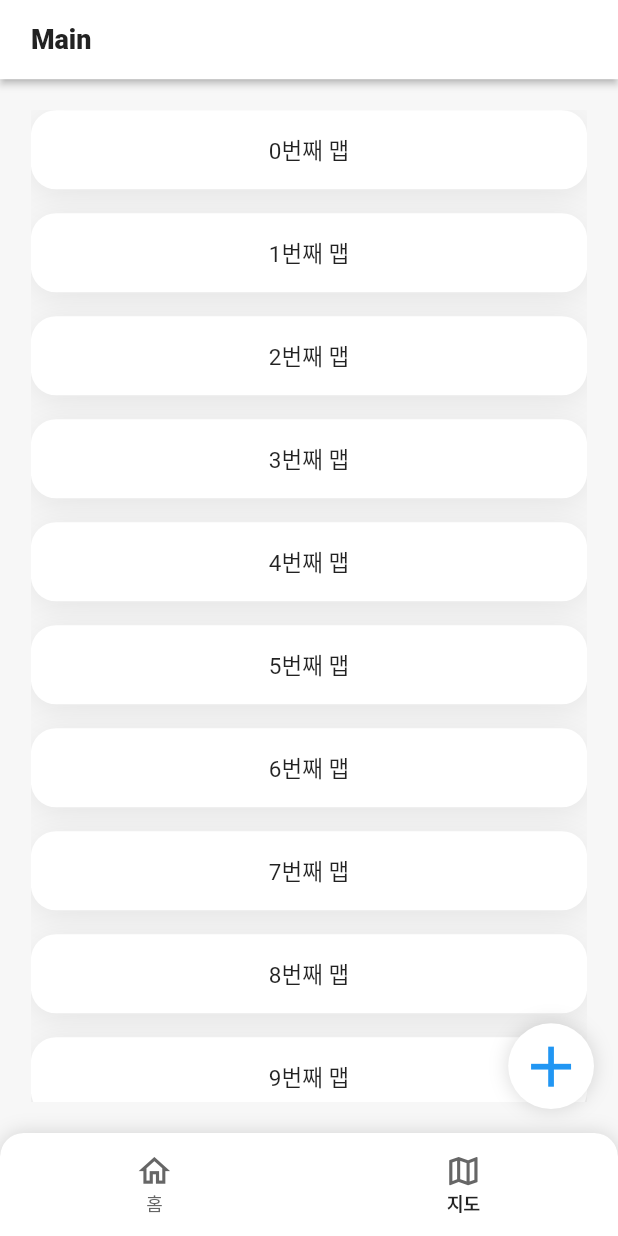
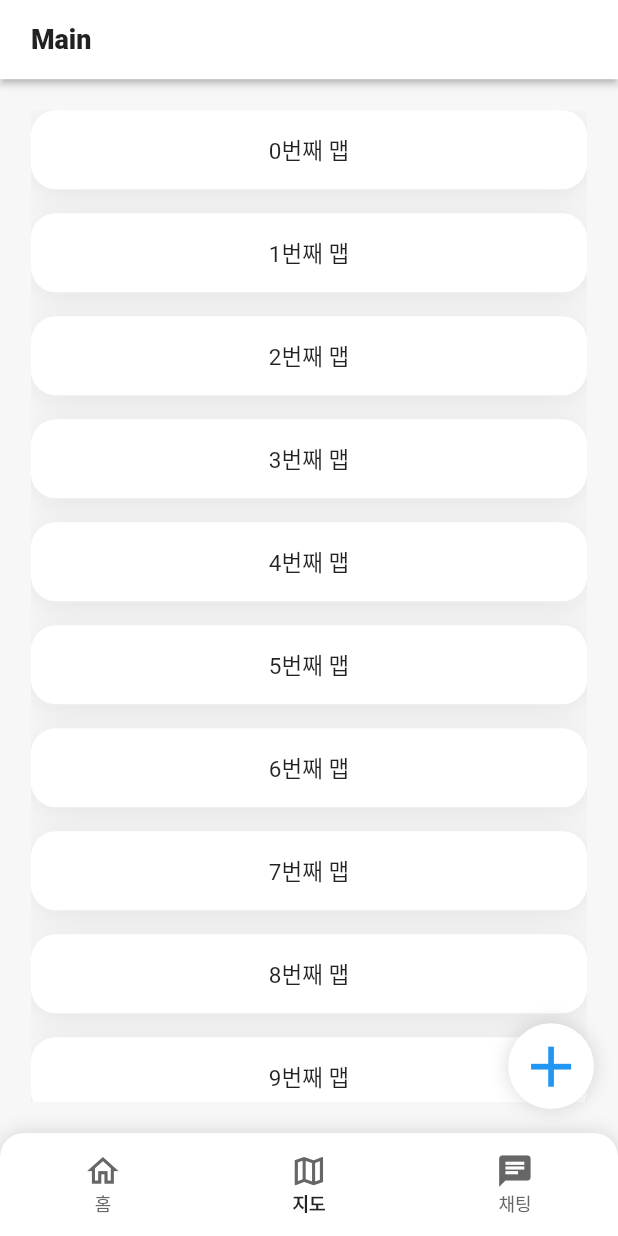
Before and after one commit to jungwoo-0530/meet, a Flutter app: the screen it shows after launch, item 2 of the bottom bar chosen, after a tap on "Main", on a phone screen of 412 x 824 dp. Run offline on Flutter 3.47's test engine with Material 3 defaults, Android fonts, the light colour scheme and no system bars; our stand-ins replace animated_splash_screen, flutter_dotenv, flutter_screenutil, fluttertoast, geolocator, google_maps_flutter and 1 more; missing offline and left inert: flutter_naver_map, flutter_polyline_points.

Commit message:
[채팅] - 채팅 메인 화면 생성

```diff
--- a/lib/common/routes.dart
+++ b/lib/common/routes.dart
@@ -3,9 +3,12 @@ class ROUTES {
   static String get MAIN => "/main";
   static String get HOME => '/home';
   static String get MAP => '/map';
+  static String get CHAT => '/chat';
 
   //맵
   static String get MAP_DETAIL => '/map/detail';
   static String get MAP_ADD => '/map/add';
   static String get MAP_SEARCH => '/map/search';
+
+  //채팅
 }
--- a/lib/main.dart
+++ b/lib/main.dart
@@ -10,6 +10,7 @@ import 'package:flutter_naver_map/flutter_naver_map.dart';
 import 'package:flutter_screenutil/flutter_screenutil.dart';
 import 'package:page_transition/page_transition.dart';
 import 'package:provider/provider.dart';
+import 'package:ya_meet/pages/main/page_chat.dart';
 import 'package:ya_meet/pages/main/page_home.dart';
 import 'package:ya_meet/pages/main/page_map.dart';
 import 'package:ya_meet/pages/map/page_map_edit.dart';
@@ -244,6 +245,7 @@ class AppMainState extends State<AppMain> with SingleTickerProviderStateMixin, W
   List<Widget> screenList = [
     const HomePage(),
     const MapPage(),
+    const ChatPage(),
   ];
 
   Color scaffoldBackgroundColor = const Color(0xFFF7F7F7); // Colors.white;
@@ -256,7 +258,7 @@ class AppMainState extends State<AppMain> with SingleTickerProviderStateMixin, W
 
     super.initState();
 
-    tabController = TabController(length: 2, vsync: this, animationDuration: const Duration(milliseconds: 0));
+    tabController = TabController(length: 3, vsync: this, animationDuration: const Duration(milliseconds: 0));
   }
 
   @override
@@ -279,6 +281,10 @@ class AppMainState extends State<AppMain> with SingleTickerProviderStateMixin, W
         // 홈
         case 1:
           scaffoldBackgroundColor = const Color(0xFFF7F7F7);
+          break;
+        // 채팅
+        case 2:
+          scaffoldBackgroundColor = Colors.white;
           break;
       }
     });
@@ -411,6 +417,10 @@ class AppMainState extends State<AppMain> with SingleTickerProviderStateMixin, W
                     label: '지도',
                     icon: Icon(Icons.map_outlined, size: 44.w, color: const Color(0xff666666)),
                   ),
+                  BottomNavigationBarItem(
+                    label: '채팅',
+                    icon: Icon(Icons.chat, size: 44.w, color: const Color(0xff666666)),
+                  ),
                 ],
                 currentIndex: Meet.tabbarSelectedIndex,
                 onTap: onTap,
```
Also changed, not shown: lib/pages/main/page_chat.dart (added, +22 -0 lines).
